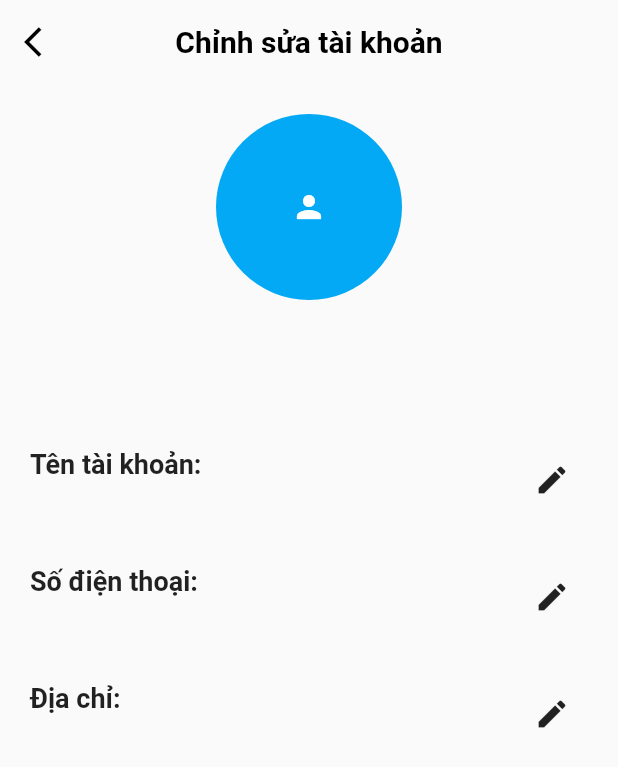
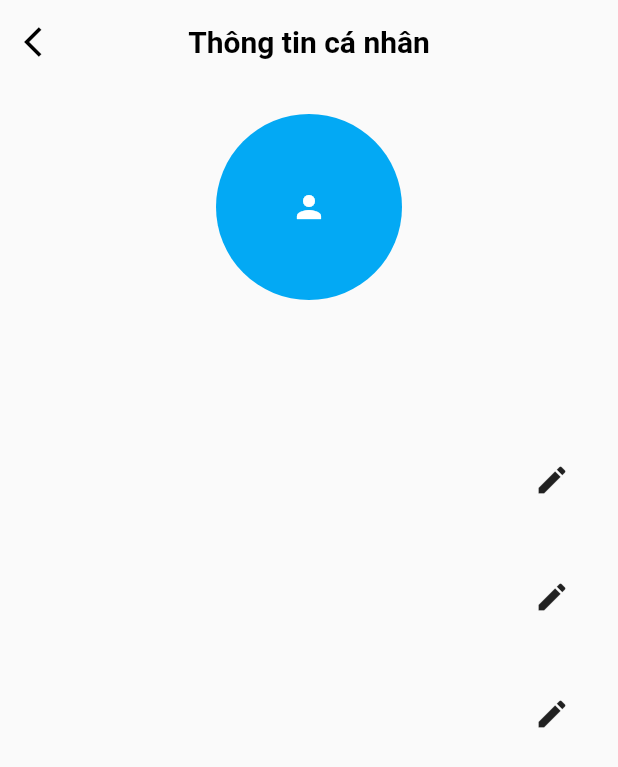
Before and after one commit to lehoang0812/logisticx_datn, a Flutter app: the ProfileScreen screen opened directly, on a phone screen of 412 x 824 dp. Shown: the top 767 px of the screen. Run offline on Flutter 3.47's test engine with Material 2 defaults, Android fonts, the phone set to English and light mode, and no system bars; our stand-ins replace email_validator, firebase_auth, firebase_core, firebase_database, fluttertoast, geolocator and 3 more; missing offline and left inert: flutter_geofire, flutter_polyline_points, geocoder2; accounts and stored records are empty.

Commit message:
rate screen 2

```diff
--- a/lib/assistants/assistant_methods.dart
+++ b/lib/assistants/assistant_methods.dart
@@ -79,7 +79,7 @@ class AssistantMethods {
       DirectionDetailsInfo directionDetailsInfo) {
     double distanceTraveledFareAmountPerKilometer =
         (directionDetailsInfo.duration_value! / 1000) * 0.1;
-    double totalFareAmount = distanceTraveledFareAmountPerKilometer * 286;
+    double totalFareAmount = distanceTraveledFareAmountPerKilometer * 22000;
     return double.parse(totalFareAmount.toStringAsFixed(1));
   }
 
--- a/lib/screens/profile_screen.dart
+++ b/lib/screens/profile_screen.dart
@@ -200,7 +200,7 @@ class _ProfileScreenState extends State<ProfileScreen> {
             ),
           ),
           title: Text(
-            "Chỉnh sửa tài khoản",
+            "Thông tin cá nhân",
             style: TextStyle(
               color: Colors.black,
               fontWeight: FontWeight.bold,
@@ -217,7 +217,9 @@ class _ProfileScreenState extends State<ProfileScreen> {
                 Container(
                   padding: EdgeInsets.all(50),
                   decoration: BoxDecoration(
-                      color: Colors.lightBlue, shape: BoxShape.circle),
+                    color: Colors.lightBlue,
+                    shape: BoxShape.circle,
+                  ),
                   child: Icon(
                     Icons.person,
                     color: Colors.white,
@@ -240,7 +242,6 @@ class _ProfileScreenState extends State<ProfileScreen> {
                   mainAxisAlignment: MainAxisAlignment.spaceBetween,
                   children: [
                     Text(
-                      "Tên tài khoản: \n"
                       "${userModelCurrentInfo!.name!}",
                       style: TextStyle(
                         fontSize: 18,
@@ -265,7 +266,6 @@ class _ProfileScreenState extends State<ProfileScreen> {
                   mainAxisAlignment: MainAxisAlignment.spaceBetween,
                   children: [
                     Text(
-                      "Số điện thoại: \n"
                       "${userModelCurrentInfo!.phone!}",
                       style: TextStyle(
                         fontSize: 18,
@@ -290,7 +290,6 @@ class _ProfileScreenState extends State<ProfileScreen> {
                   mainAxisAlignment: MainAxisAlignment.spaceBetween,
                   children: [
                     Text(
-                      "Địa chỉ: \n"
                       "${userModelCurrentInfo!.address!}",
                       style: TextStyle(
                         fontSize: 18,
--- a/lib/screens/trips_history_screen.dart
+++ b/lib/screens/trips_history_screen.dart
@@ -16,7 +16,7 @@ class _TripsHistoryScreenState extends State<TripsHistoryScreen> {
       appBar: AppBar(
         backgroundColor: Colors.white,
         title: Text(
-          "Trips History",
+          "Lịch sử đơn hàng",
           style: TextStyle(
             color: Colors.black,
           ),
@@ -31,7 +31,7 @@ class _TripsHistoryScreenState extends State<TripsHistoryScreen> {
           },
         ),
         centerTitle: true,
-        elevation: 0,
+        elevation: 0.0,
       ),
       body: Padding(
         padding: EdgeInsets.all(20),
--- a/lib/widgets/history_design_ui.dart
+++ b/lib/widgets/history_design_ui.dart
@@ -30,7 +30,7 @@ class _HistoryDesignUIWidgetState extends State<HistoryDesignUIWidget> {
         Text(
           formatDateAndTime(widget.tripsHistoryModel!.time!),
           style: TextStyle(
-            fontSize: 15,
+            fontSize: 18,
             fontWeight: FontWeight.bold,
           ),
         ),
@@ -86,7 +86,7 @@ class _HistoryDesignUIWidgetState extends State<HistoryDesignUIWidget> {
                                 width: 5,
                               ),
                               Text(
-                                "5.0",
+                                widget.tripsHistoryModel!.ratings!,
                                 style: TextStyle(
                                   color: Colors.grey,
                                 ),
@@ -110,7 +110,7 @@ class _HistoryDesignUIWidgetState extends State<HistoryDesignUIWidget> {
                         height: 8,
                       ),
                       Text(
-                        "${widget.tripsHistoryModel!.fareAmount!}",
+                        "${widget.tripsHistoryModel!.fareAmount!} VNĐ",
                         style: TextStyle(
                           fontWeight: FontWeight.bold,
                         ),
```
Also changed, not shown: lib/services/geolocator.dart (deleted, +0 -28 lines), lib/services/google_map.dart (deleted, +0 -94 lines), lib/services/google_map_places.dart (deleted, +0 -75 lines).
